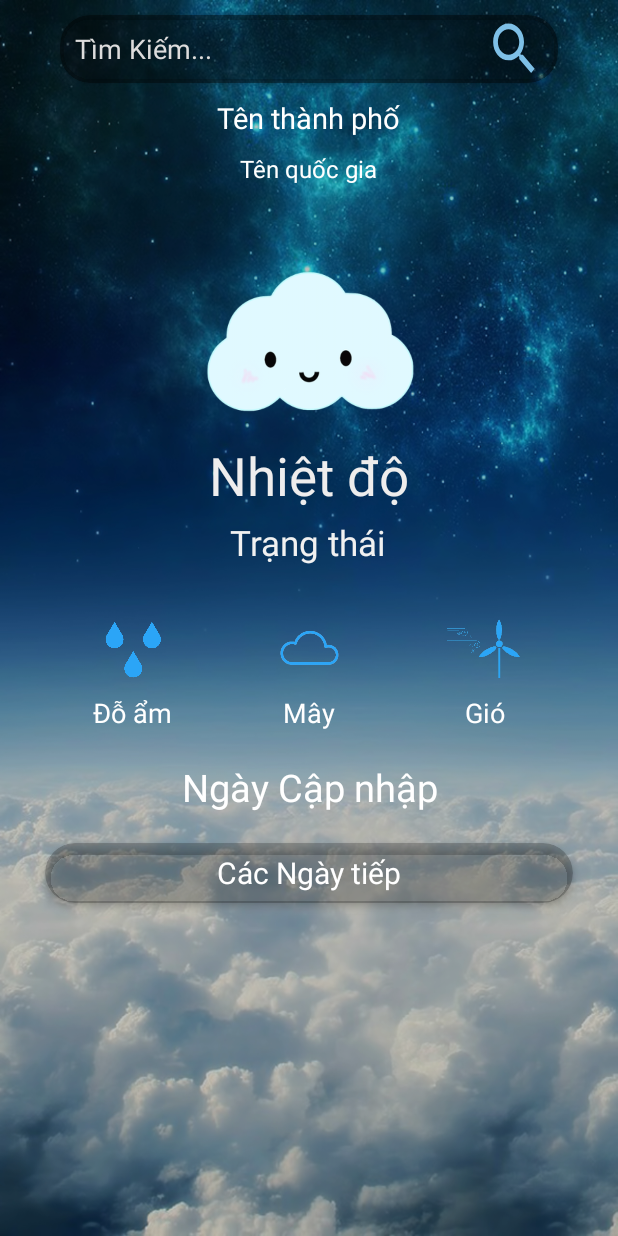
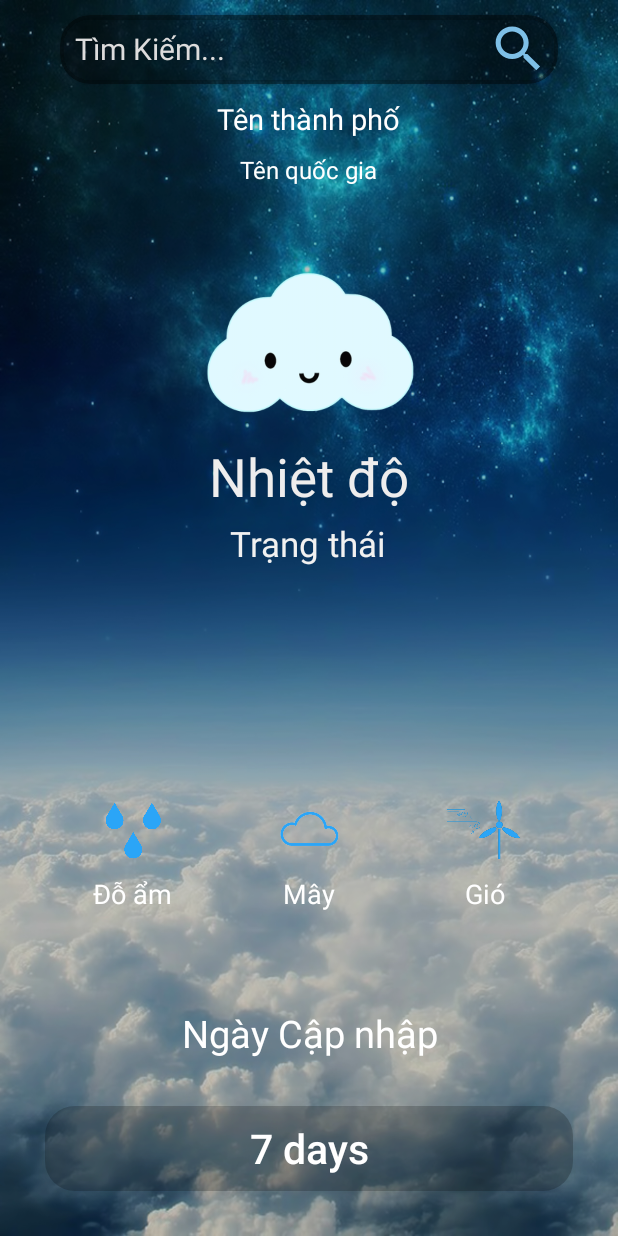
Before and after one commit to ToanKieu99/DuBaoThoiTiet, an Android app: the screen it shows after launch (MainActivity), on a phone screen of 412 x 824 dp. Run offline under Robolectric (Android 15) with nearby library versions, the phone set to English and light mode, and no system bars; our stand-ins replace Picasso, Volley; pictures from the network do not load.

Commit message:
Thời Tiết

```diff
--- a/app/build.gradle
+++ b/app/build.gradle
@@ -27,4 +27,6 @@ dependencies {
     androidTestImplementation 'com.android.support.test.espresso:espresso-core:3.0.2'
     implementation 'com.android.support:cardview-v7:28.0.0'
     implementation 'com.android.support:design:28.0.0'
+    implementation 'com.android.volley:volley:1.1.0'
+    implementation 'com.squareup.picasso:picasso:2.5.2'
 }
--- a/app/src/main/AndroidManifest.xml
+++ b/app/src/main/AndroidManifest.xml
@@ -2,6 +2,7 @@
 <manifest xmlns:android="http://schemas.android.com/apk/res/android"
     package="com.toanvq.fpoly.dubaothoitiet">
 
+    <uses-permission android:name="android.permission.INTERNET" />
     <application
         android:allowBackup="true"
         android:icon="@mipmap/ic_launcher"
--- a/app/src/main/java/com/toanvq/fpoly/dubaothoitiet/MainActivity.java
+++ b/app/src/main/java/com/toanvq/fpoly/dubaothoitiet/MainActivity.java
@@ -1,13 +1,131 @@
 package com.toanvq.fpoly.dubaothoitiet;
 
+import android.Manifest;
 import android.support.v7.app.AppCompatActivity;
 import android.os.Bundle;
+import android.support.v7.widget.CardView;
+import android.util.Log;
+import android.view.View;
+import android.widget.Button;
+import android.widget.EditText;
+import android.widget.ImageView;
+import android.widget.TextView;
+
+import com.android.volley.Request;
+import com.android.volley.RequestQueue;
+import com.android.volley.Response;
+import com.android.volley.VolleyError;
+import com.android.volley.toolbox.StringRequest;
+import com.android.volley.toolbox.Volley;
+import com.squareup.picasso.Picasso;
+
+import org.json.JSONArray;
+import org.json.JSONException;
+import org.json.JSONObject;
+
+import java.text.SimpleDateFormat;
+import java.util.Date;
 
 public class MainActivity extends AppCompatActivity {
+    private EditText edtSeach;
+    private Button btnSearch;
+    private TextView tvTenthanhpho;
+    private TextView tvTenquocgia;
+    private ImageView imgIcon;
+    private TextView tvNhietDo;
+    private TextView tvTrangThai;
+    private TextView tvHumidity;
+    private TextView tvCloud;
+    private TextView tvWind;
+    private TextView tvDay;
+    private Button btnChangeActivity;
+
 
     @Override
     protected void onCreate(Bundle savedInstanceState) {
         super.onCreate(savedInstanceState);
         setContentView(R.layout.activity_main);
+
+        edtSeach = (EditText) findViewById(R.id.edtSeach);
+        btnSearch = (Button) findViewById(R.id.btnSearch);
+        tvTenthanhpho = (TextView) findViewById(R.id.tvTenthanhpho);
+        tvTenquocgia = (TextView) findViewById(R.id.tvTenquocgia);
+        imgIcon = (ImageView) findViewById(R.id.imgIcon);
+        tvNhietDo = (TextView) findViewById(R.id.tvNhietDo);
+        tvTrangThai = (TextView) findViewById(R.id.tvTrangThai);
+        tvHumidity = (TextView) findViewById(R.id.tvHumidity);
+        tvCloud = (TextView) findViewById(R.id.tvCloud);
+        tvWind = (TextView) findViewById(R.id.tvWind);
+        tvDay = (TextView) findViewById(R.id.tvDay);
+        btnChangeActivity = (Button) findViewById(R.id.btnChangeActivity);
+
+        btnSearch.setOnClickListener(new View.OnClickListener() {
+            @Override
+            public void onClick(View v) {
+                String city = edtSeach.getText().toString();
+                GetCurrentWeatherData(city);
+            }
+        });
+    }
+
+    public void GetCurrentWeatherData(final String data) {
+        RequestQueue requestQueue = Volley.newRequestQueue(MainActivity.this);
+        String url = "https://api.openweathermap.org/data/2.5/weather?q=" + data + "&units=metric&appid=8f423259303c98a3ad37848b2fbc6bff";
+        StringRequest stringRequest = new StringRequest(Request.Method.GET, url,
+                new Response.Listener<String>() {
+                    @Override
+                    public void onResponse(String response) {
+                        try {
+                            JSONObject jsonObject = new JSONObject(response);
+                            String day = jsonObject.getString("dt");
+                            String name = jsonObject.getString("name");
+                            tvTenthanhpho.setText(name);
+
+                            long lday = Long.valueOf(day);
+                            Date date = new Date(lday*1000L);
+                            SimpleDateFormat simpleDateFormat = new SimpleDateFormat("EEEE yyyy-MM-dd HH-mm-ss");
+                            String day1 = simpleDateFormat.format(date);
+                            tvDay.setText(day1);
+
+                            JSONArray jsonArrayWeather  = jsonObject.getJSONArray("weather");
+                            JSONObject jsonObjectWeather = jsonArrayWeather.getJSONObject(0);
+                            String status = jsonObjectWeather.getString("main");
+                            String icon = jsonObjectWeather.getString("icon");
+                            Picasso.with(MainActivity.this).load("http://openweathermap.org/img/w/"+icon+".png").into(imgIcon);
+                            tvTrangThai.setText(status);
+
+                            JSONObject jsonObjectMain = jsonObject.getJSONObject("main");
+                            String nhietdo = jsonObjectMain.getString("temp");
+                            String doam = jsonObjectMain.getString("humidity");
+                            Double a = Double.valueOf(nhietdo);
+                            String NhietDo = String.valueOf(a.intValue());
+                            tvNhietDo.setText(NhietDo+"°C");
+                            tvHumidity.setText(doam+"%");
+
+                            JSONObject jsonObjectWind = jsonObject.getJSONObject("wind");
+                            String gio = jsonObjectWind.getString("speed");
+                            tvWind.setText(gio+"m/s");
+
+                            JSONObject jsonObjectClounds = jsonObject.getJSONObject("clouds");
+                            String may = jsonObjectClounds.getString("all");
+                            tvCloud.setText(may+"%");
+
+                            JSONObject jsonObjectSys = jsonObject.getJSONObject("sys");
+                            String quocgia = jsonObjectSys.getString("country");
+                            tvTenquocgia.setText(quocgia);
+
+                        } catch (JSONException e) {
+                            e.printStackTrace();
+                        }
+                    }
+                },
+                new Response.ErrorListener() {
+                    @Override
+                    public void onErrorResponse(VolleyError error) {
+
+                    }
+                });
+
+        requestQueue.add(stringRequest);
     }
 }
--- /dev/null
+++ b/app/src/main/res/drawable/border_button.xml
@@ -0,0 +1,16 @@
+<?xml version="1.0" encoding="utf-8"?>
+<shape xmlns:android="http://schemas.android.com/apk/res/android"
+    xmlns:app="http://schemas.android.com/apk/res-auto"
+    xmlns:tools="http://schemas.android.com/tools"
+    android:shape="rectangle"
+    tools:ignore="MissingDefaultResource">
+
+    <solid android:color="#34000000" />
+
+    <corners
+        android:bottomLeftRadius="20dp"
+        android:bottomRightRadius="20dp"
+        android:topLeftRadius="20dp"
+        android:topRightRadius="20dp" />
+
+</shape>
--- a/app/src/main/res/layout/activity_main.xml
+++ b/app/src/main/res/layout/activity_main.xml
@@ -16,7 +16,8 @@
 
         <android.support.v7.widget.CardView
             android:layout_width="match_parent"
-            android:layout_height="45dp"
+            android:layout_height="35dp"
+            android:layout_weight="0.5"
             android:layout_marginLeft="40dp"
             android:layout_marginTop="10dp"
             android:layout_marginRight="40dp"
@@ -24,18 +25,21 @@
             app:cardCornerRadius="20dp">
 
             <LinearLayout
+                android:layout_gravity="center"
                 android:layout_width="match_parent"
                 android:layout_height="wrap_content"
+                android:weightSum="6"
                 android:orientation="horizontal">
 
                 <EditText
                     android:id="@+id/edtSeach"
                     android:layout_width="0dp"
-                    android:layout_height="35dp"
+                    android:layout_height="wrap_content"
                     android:layout_gravity="center"
+                    android:textSize="20sp"
                     android:layout_marginLeft="10dp"
                     android:layout_marginRight="10dp"
-                    android:layout_weight="7"
+                    android:layout_weight="5.2"
                     android:background="#00000000"
                     android:hint="Tìm Kiếm..."
                     android:textColor="#DDDCDC"
@@ -45,14 +49,20 @@
                 <Button
                     android:id="@+id/btnSearch"
                     android:layout_width="0dp"
-                    android:layout_height="wrap_content"
+                    android:layout_height="40dp"
                     android:layout_gravity="center"
-                    android:layout_marginRight="10dp"
-                    android:layout_weight="1"
+                    android:layout_marginRight="5dp"
+                    android:layout_weight="0.8"
                     android:background="@drawable/ic_search_black_24dp" />
             </LinearLayout>
 
         </android.support.v7.widget.CardView>
+
+        <LinearLayout
+            android:layout_weight="4"
+            android:layout_width="match_parent"
+            android:layout_height="wrap_content"
+            android:orientation="vertical">
 
             <TextView
                 android:id="@+id/tvTenthanhpho"
@@ -101,6 +111,7 @@
                 android:text="Trạng thái"
                 android:textColor="#F1F1F1"
                 android:textSize="23sp" />
+        </LinearLayout>
 
         <LinearLayout
             android:layout_width="match_parent"
@@ -109,6 +120,7 @@
             android:layout_marginTop="30dp"
             android:layout_marginRight="30dp"
             android:gravity="center"
+            android:layout_weight="3"
             android:orientation="horizontal"
             android:weightSum="3">
 
@@ -186,38 +198,37 @@
 
         </LinearLayout>
 
+
         <TextView
             android:id="@+id/tvDay"
             android:layout_width="match_parent"
             android:layout_height="wrap_content"
             android:layout_marginLeft="30dp"
             android:layout_marginTop="20dp"
+            android:layout_weight="1"
             android:layout_marginRight="30dp"
             android:gravity="center"
             android:text="Ngày Cập nhập"
             android:textColor="#fff"
             android:textSize="25dp" />
 
-        <android.support.v7.widget.CardView
+
+
+        <Button
             android:id="@+id/btnChangeActivity"
             android:layout_width="match_parent"
-            android:layout_height="40dp"
+            android:layout_height="45dp"
             android:layout_marginLeft="30dp"
             android:layout_marginTop="20dp"
+            android:layout_marginBottom="30dp"
             android:layout_marginRight="30dp"
-            app:cardElevation="3dp"
-            android:backgroundTint="#34000000"
-            app:cardCornerRadius="20dp">
+            android:text="7 days"
+            android:textSize="27sp"
+            android:textAllCaps="false"
+            android:layout_weight="0.5"
+            android:textColor="#fff"
+            android:background="@drawable/border_button"/>
 
-            <TextView
-                android:layout_width="wrap_content"
-                android:layout_height="wrap_content"
-                android:layout_gravity="center"
-                android:text="Các Ngày tiếp"
-                android:textColor="#fff"
-                android:textSize="20sp" />
-
-        </android.support.v7.widget.CardView>
 
     </LinearLayout>
 </LinearLayout>
```
Lines whose indentation alone changed are shown as unchanged.
